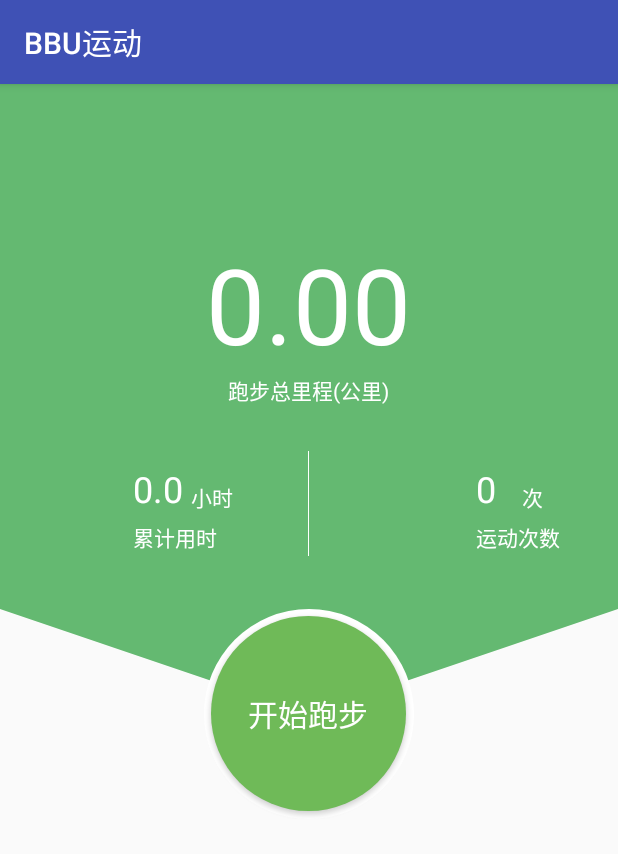
After one commit to DLWangSan/bbusport, an Android app: the fragment FragmentSport shown on its own in the app's theme, on a phone screen of 412 x 824 dp. The commit adds this screen. Shown: the top 854 px of the screen. Run offline under Robolectric (Android 15) with nearby library versions, the phone set to English and light mode, and no system bars.

Commit message:
加入sport fragment

```diff
--- a/app/build.gradle
+++ b/app/build.gradle
@@ -22,6 +22,8 @@ dependencies {
     implementation fileTree(dir: 'libs', include: ['*.jar'])
     implementation 'com.android.support:appcompat-v7:28.0.0'
     implementation 'com.android.support.constraint:constraint-layout:1.1.3'
+    implementation 'com.android.support:support-v4:28.0.0'
+    implementation 'android.arch.lifecycle:extensions:1.1.1'
     testImplementation 'junit:junit:4.12'
     androidTestImplementation 'com.android.support.test:runner:1.0.2'
     androidTestImplementation 'com.android.support.test.espresso:espresso-core:3.0.2'
--- a/app/src/main/java/com/dlws/bbusport/MainActivity.java
+++ b/app/src/main/java/com/dlws/bbusport/MainActivity.java
@@ -5,9 +5,7 @@ import android.os.Bundle;
 import android.support.v7.app.AppCompatActivity;
 import android.view.View;
 import android.widget.Button;
-//import com.dlws.bbusport.R;
 import com.dlws.bbusport.activity.first_page.FirstPageActivity;
-import com.dlws.bbusport.activity.map_page.MapActivity;
 
 
 public class MainActivity extends AppCompatActivity {
@@ -32,7 +30,6 @@ public class MainActivity extends AppCompatActivity {
             public void onClick(View v) {
                 Intent intent=new Intent(MainActivity.this,FirstPageActivity.class);
                 startActivity(intent);
-//                Toast.makeText(MainActivity.this, "shouye", Toast.LENGTH_SHORT).show();
             }
         });
     }
--- a/app/src/main/java/com/dlws/bbusport/activity/map_page/MapActivity.java
+++ b/app/src/main/java/com/dlws/bbusport/activity/map_page/MapActivity.java
@@ -36,19 +36,19 @@ public class MapActivity extends AppCompatActivity {
         setContentView(R.layout.activity_map);
 
         mapView=(MapView)findViewById(R.id.amapView);
-        runButton=(Button)findViewById(R.id.run);
+//        runButton=(Button)findViewById(R.id.run);
 
         mapView.onCreate(savedInstanceState);
         aMap = mapView.getMap();
         aMap.setMyLocationEnabled(true);
 
-        //记录轨迹
-        runButton.setOnClickListener(new View.OnClickListener() {
-            @Override
-            public void onClick(View v) {
-                LBSTraceClient lbsTraceClient = LBSTraceClient.getInstance(getBaseContext());
-            }
-        });
+//        //记录轨迹
+//        runButton.setOnClickListener(new View.OnClickListener() {
+//            @Override
+//            public void onClick(View v) {
+//                LBSTraceClient lbsTraceClient = LBSTraceClient.getInstance(getBaseContext());
+//            }
+//        });
 
 
         List<String> permissionList = new ArrayList<>();
--- /dev/null
+++ b/app/src/main/java/com/dlws/bbusport/fragment/FragmentSport.java
@@ -0,0 +1,50 @@
+package com.dlws.bbusport.fragment;
+
+
+import android.content.Intent;
+import android.os.Bundle;
+import android.app.Fragment;
+import android.support.annotation.Nullable;
+import android.view.LayoutInflater;
+import android.view.View;
+import android.view.ViewGroup;
+import android.widget.Button;
+
+import com.dlws.bbusport.R;
+import com.dlws.bbusport.activity.map_page.MapActivity;
+
+/**
+ * A simple {@link Fragment} subclass.
+ */
+public class FragmentSport extends Fragment implements View.OnClickListener{
+
+    private Button mSportStartButton;
+
+    @Nullable
+    @Override
+    public View onCreateView(LayoutInflater inflater, ViewGroup container,
+                             Bundle savedInstanceState) {
+        return inflater.inflate(R.layout.fragment_sport, container, false);
+    }
+
+    @Override
+    public void onViewCreated(View view, Bundle savedInstanceState) {
+        mSportStartButton = (Button) view.findViewById(R.id.tab_sport_start_bt);
+        mSportStartButton.setOnClickListener(this);
+    }
+
+    @Override
+    public void onClick(View v) {
+        switch (v.getId()){
+
+            //如果是开始运动的按钮
+            case R.id.tab_sport_start_bt:
+
+                Intent intent = new Intent(getActivity(), MapActivity.class);
+                startActivity(intent);
+                break;
+
+        }
+
+    }
+}
--- a/app/src/main/java/com/dlws/bbusport/view/MainBottomView.java
+++ b/app/src/main/java/com/dlws/bbusport/view/MainBottomView.java
@@ -9,7 +9,7 @@ import android.widget.LinearLayout;
 
 import com.dlws.bbusport.R;
 /**
- * 主页顶部的View
+ * 主页底部的View
  * Created by liuheng on 16/7/12.
  */
 public class MainBottomView extends LinearLayout {
--- /dev/null
+++ b/app/src/main/java/com/dlws/bbusport/view/TabSportBackView.java
@@ -0,0 +1,48 @@
+package com.dlws.bbusport.view;
+
+import android.content.Context;
+import android.graphics.Canvas;
+import android.graphics.Paint;
+import android.graphics.Path;
+import android.util.AttributeSet;
+import android.view.View;
+
+import com.dlws.bbusport.R;
+
+/**
+ * 运动界面的背景View
+ * Created by liuheng on 16/7/16.
+ */
+public class TabSportBackView extends View {
+
+    private Paint mPaint;
+    private int mBackHeight,mBackBottomHeight;
+    private Path mBottomPath;
+
+    public TabSportBackView(Context context, AttributeSet attrs) {
+        super(context, attrs);
+
+        int backColor = context.getResources().getColor(R.color.sport_bg);
+        mPaint = new Paint();
+        mPaint.setColor(backColor);
+        mPaint.setStyle(Paint.Style.FILL);
+
+        mBottomPath =new Path();
+
+        mBackHeight = getResources().getDimensionPixelSize(R.dimen.tab_sport_top_height);
+        mBackBottomHeight = getResources().getDimensionPixelSize(R.dimen.tab_sport_oval_half_height);
+    }
+
+    @Override
+    protected void onDraw(Canvas canvas) {
+        super.onDraw(canvas);
+
+        canvas.drawRect(0, 0, getMeasuredWidth(), mBackHeight, mPaint);
+
+        mBottomPath.moveTo(0, mBackHeight);
+        mBottomPath.lineTo(getMeasuredWidth()/2, mBackHeight + mBackBottomHeight);
+        mBottomPath.lineTo(getMeasuredWidth(), mBackHeight);
+        mBottomPath.close();
+        canvas.drawPath(mBottomPath,mPaint);
+    }
+}
--- /dev/null
+++ b/app/src/main/res/drawable/bg_oval.xml
@@ -0,0 +1,6 @@
+<?xml version="1.0" encoding="utf-8"?>
+<shape xmlns:android="http://schemas.android.com/apk/res/android"
+    android:shape="oval">
+    <solid
+        android:color="@android:color/white"/>
+</shape>
--- /dev/null
+++ b/app/src/main/res/drawable/bg_tab_information.xml
@@ -0,0 +1,5 @@
+<?xml version="1.0" encoding="utf-8"?>
+<selector xmlns:android="http://schemas.android.com/apk/res/android">
+    <item android:state_checked="true" android:drawable="@mipmap/tab_information_selected"/>
+    <item android:drawable="@mipmap/tab_information_unselected"/>
+</selector>
--- /dev/null
+++ b/app/src/main/res/drawable/bg_tab_mine.xml
@@ -0,0 +1,5 @@
+<?xml version="1.0" encoding="utf-8"?>
+<selector xmlns:android="http://schemas.android.com/apk/res/android">
+    <item android:state_checked="true" android:drawable="@mipmap/tab_me_selected"/>
+    <item android:drawable="@mipmap/tab_me_unselected"/>
+</selector>
--- /dev/null
+++ b/app/src/main/res/drawable/bg_tab_sport.xml
@@ -0,0 +1,5 @@
+<?xml version="1.0" encoding="utf-8"?>
+<selector xmlns:android="http://schemas.android.com/apk/res/android">
+    <item android:state_checked="true" android:drawable="@mipmap/tab_sport_selected"/>
+    <item android:drawable="@mipmap/tab_sport_unselected"/>
+</selector>
--- /dev/null
+++ b/app/src/main/res/drawable/bg_tab_sport_button.xml
@@ -0,0 +1,6 @@
+<?xml version="1.0" encoding="utf-8"?>
+<selector xmlns:android="http://schemas.android.com/apk/res/android">
+    <item android:state_focused="true" android:drawable="@drawable/bg_tab_sport_button_press"/>
+    <item android:state_pressed="true" android:drawable="@drawable/bg_tab_sport_button_press"/>
+    <item android:drawable="@drawable/bg_tab_sport_normal"/>
+</selector>
--- /dev/null
+++ b/app/src/main/res/drawable/bg_tab_sport_button_press.xml
@@ -0,0 +1,5 @@
+<?xml version="1.0" encoding="utf-8"?>
+<shape xmlns:android="http://schemas.android.com/apk/res/android"
+    android:shape="oval">
+    <solid android:color="@color/sport_button_press"/>
+</shape>
--- /dev/null
+++ b/app/src/main/res/drawable/bg_tab_sport_normal.xml
@@ -0,0 +1,5 @@
+<?xml version="1.0" encoding="utf-8"?>
+<shape xmlns:android="http://schemas.android.com/apk/res/android"
+    android:shape="oval">
+    <solid android:color="@color/sport_button_normal"/>
+</shape>
--- a/app/src/main/res/layout/activity_main.xml
+++ b/app/src/main/res/layout/activity_main.xml
@@ -7,10 +7,10 @@
        android:id="@+id/map"
        android:layout_width="wrap_content"
        android:layout_height="wrap_content"
-       android:text=""/>
+       android:text="地图"/>
     <Button
         android:id="@+id/first_page"
         android:layout_width="wrap_content"
         android:layout_height="wrap_content"
-        android:text=""/>
+        android:text="首页"/>
 </LinearLayout>
--- /dev/null
+++ b/app/src/main/res/layout/fragment_sport.xml
@@ -0,0 +1,131 @@
+<?xml version="1.0" encoding="utf-8"?>
+<RelativeLayout xmlns:android="http://schemas.android.com/apk/res/android"
+    android:layout_width="match_parent"
+    android:layout_height="match_parent"
+    android:orientation="vertical">
+
+    <com.dlws.bbusport.view.TabSportBackView
+        android:layout_width="match_parent"
+        android:layout_height="match_parent" />
+
+    <TextView
+        android:id="@+id/tab_sport_mile_tv"
+        style="@style/base_tab_sport_text"
+        android:layout_centerHorizontal="true"
+        android:layout_marginTop="100dp"
+        android:text="0.00"
+        android:textSize="70sp" />
+    <TextView
+        android:id="@+id/tab_sport_mile_sign_tv"
+        style="@style/base_tab_sport_text"
+        android:layout_below="@+id/tab_sport_mile_tv"
+        android:layout_centerHorizontal="true"
+        android:text="跑步总里程(公里)" />
+
+    <LinearLayout
+        android:layout_width="match_parent"
+        android:layout_height="70dp"
+        android:layout_below="@+id/tab_sport_mile_sign_tv"
+        android:layout_marginTop="30dp">
+
+        <RelativeLayout
+            android:layout_width="0dp"
+            android:layout_height="match_parent"
+            android:layout_weight="1">
+
+            <TextView
+                android:id="@+id/tab_sport_time_num_tv"
+                style="@style/base_tab_sport_text"
+                android:layout_alignBottom="@+id/tab_sport_time_tv"
+                android:layout_marginRight="5dp"
+                android:layout_toLeftOf="@+id/tab_sport_time_tv"
+                android:text="0.0"
+                android:textSize="24sp" />
+
+
+            <TextView
+                android:id="@+id/tab_sport_time_tv"
+                style="@style/base_tab_sport_text"
+                android:layout_alignParentRight="true"
+                android:layout_marginRight="50dp"
+                android:layout_marginTop="20dp"
+                android:text="小时" />
+
+            <TextView
+                style="@style/base_tab_sport_text"
+                android:layout_alignLeft="@+id/tab_sport_time_num_tv"
+                android:layout_below="@+id/tab_sport_time_tv"
+                android:layout_marginTop="5dp"
+                android:text="累计用时"
+                android:textSize="14sp" />
+
+
+        </RelativeLayout>
+
+        <View
+            android:layout_width="1px"
+            android:layout_height="match_parent"
+            android:background="@color/write" />
+
+        <RelativeLayout
+            android:layout_width="0dp"
+            android:layout_height="match_parent"
+            android:layout_weight="1">
+
+            <TextView
+                android:id="@+id/tab_sport_num_tv"
+                style="@style/base_tab_sport_text"
+                android:layout_alignBottom="@+id/tab_sport_num_time_tv"
+                android:layout_marginRight="5dp"
+                android:layout_toLeftOf="@+id/tab_sport_num_time_tv"
+                android:text="0  "
+                android:textSize="24sp" />
+
+
+            <TextView
+                android:id="@+id/tab_sport_num_time_tv"
+                style="@style/base_tab_sport_text"
+                android:layout_alignParentRight="true"
+                android:layout_marginRight="50dp"
+                android:layout_marginTop="20dp"
+                android:text="次" />
+
+            <TextView
+                style="@style/base_tab_sport_text"
+                android:layout_alignLeft="@+id/tab_sport_num_tv"
+                android:layout_below="@+id/tab_sport_num_tv"
+                android:layout_marginTop="5dp"
+                android:text="运动次数"
+                android:textSize="14sp" />
+
+
+        </RelativeLayout>
+
+
+    </LinearLayout>
+
+    <RelativeLayout
+        android:layout_width="@dimen/tab_sport_oval_height"
+        android:layout_height="@dimen/tab_sport_oval_height"
+        android:layout_centerHorizontal="true"
+        android:layout_marginTop="@dimen/tab_sport_top_height">
+
+        <View
+            android:id="@+id/tab_sport_button_back"
+            android:layout_width="match_parent"
+            android:layout_height="match_parent"
+            android:background="@drawable/bg_oval" />
+
+        <Button
+            android:id="@+id/tab_sport_start_bt"
+            android:layout_width="@dimen/tab_sport_button_height"
+            android:layout_height="@dimen/tab_sport_button_height"
+            android:layout_centerInParent="true"
+            android:background="@drawable/bg_tab_sport_button"
+            android:text="开始跑步"
+            android:textSize="20sp"
+            android:textColor="@color/write" />
+
+    </RelativeLayout>
+
+</RelativeLayout>
--- a/app/src/main/res/values/colors.xml
+++ b/app/src/main/res/values/colors.xml
@@ -3,4 +3,15 @@
     <color name="colorPrimary">#3F51B5</color>
     <color name="colorPrimaryDark">#303F9F</color>
     <color name="colorAccent">#FF4081</color>
+    <color name="write">#fff</color>
+    <color name="red">#f00</color>
+
+    <color name="blue_light">#0099ff</color>
+
+    <color name="sport_bg">#64b971</color>
+    <color name="sport_button_normal">#6fba58</color>
+    <color name="sport_button_press">#28b046</color>
+
+    <color name="recycler_default_bg">#f8f8fa</color>
+
 </resources>
--- a/app/src/main/res/values/strings.xml
+++ b/app/src/main/res/values/strings.xml
@@ -4,6 +4,8 @@
     <string name="sport">运动</string>
     <string name="mine">我的</string>
 
+    <!-- TODO: Remove or change this placeholder text -->
+    <string name="hello_blank_fragment">Hello blank fragment</string>
 
 
 </resources>
--- a/app/src/main/res/values/styles.xml
+++ b/app/src/main/res/values/styles.xml
@@ -24,4 +24,8 @@
         <item name="android:gravity">center_horizontal</item>
     </style>
 
+    <style name="base_tab_sport_text" parent="base_text">
+        <item name="android:textColor">@color/write</item>
+    </style>
+
 </resources>
```
